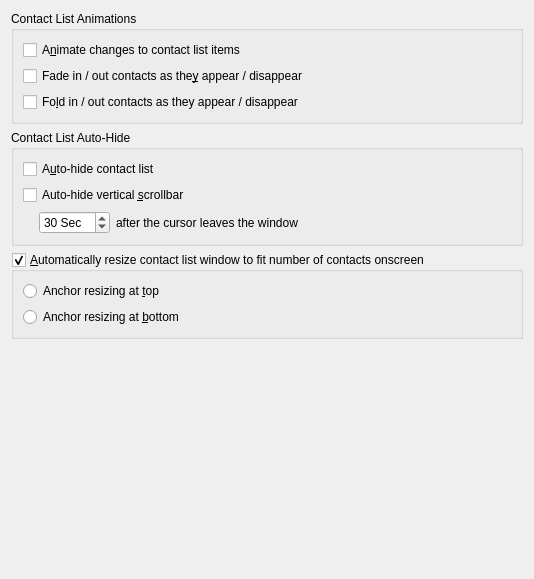
Qt form kopete/config/appearance/appearanceconfig_advanced.ui (KDE/kopete) before a commit.
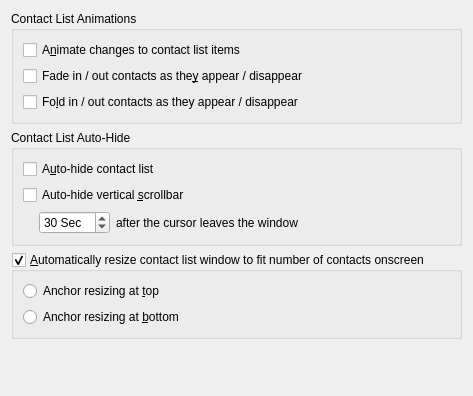
The same form after that commit. Custom widgets are drawn as their Qt base class.

```diff
--- a/kopete/config/appearance/appearanceconfig_advanced.ui
+++ b/kopete/config/appearance/appearanceconfig_advanced.ui
@@ -5,8 +5,8 @@
    <rect>
     <x>0</x>
     <y>0</y>
-    <width>534</width>
-    <height>579</height>
+    <width>423</width>
+    <height>396</height>
    </rect>
   </property>
   <property name="windowTitle" >
@@ -15,42 +15,16 @@
   <layout class="QVBoxLayout" name="verticalLayout_3" >
    <item>
     <widget class="QGroupBox" name="groupBox_3" >
+     <property name="sizePolicy" >
+      <sizepolicy vsizetype="Preferred" hsizetype="Preferred" >
+       <horstretch>0</horstretch>
+       <verstretch>0</verstretch>
+      </sizepolicy>
+     </property>
      <property name="title" >
       <string>Contact List Animations</string>
      </property>
-     <layout class="QGridLayout" >
-      <property name="margin" >
-       <number>9</number>
-      </property>
-      <property name="spacing" >
-       <number>6</number>
-      </property>
-      <item row="2" column="0" >
-       <widget class="QCheckBox" name="kcfg_contactListFolding" >
-        <property name="sizePolicy" >
-         <sizepolicy vsizetype="Fixed" hsizetype="Preferred" >
-          <horstretch>0</horstretch>
-          <verstretch>0</verstretch>
-         </sizepolicy>
-        </property>
-        <property name="text" >
-         <string>Fo&amp;ld in / out contacts as they appear / disappear</string>
-        </property>
-       </widget>
-      </item>
-      <item row="1" column="0" >
-       <widget class="QCheckBox" name="kcfg_contactListFading" >
-        <property name="sizePolicy" >
-         <sizepolicy vsizetype="Fixed" hsizetype="Preferred" >
-          <horstretch>0</horstretch>
-          <verstretch>0</verstretch>
-         </sizepolicy>
-        </property>
-        <property name="text" >
-         <string>Fade in / out contacts as the&amp;y appear / disappear</string>
-        </property>
-       </widget>
-      </item>
+     <layout class="QFormLayout" name="formLayout" >
       <item row="0" column="0" >
        <widget class="QCheckBox" name="kcfg_contactListAnimateChange" >
         <property name="sizePolicy" >
@@ -64,6 +38,32 @@
         </property>
        </widget>
       </item>
+      <item row="1" column="0" >
+       <widget class="QCheckBox" name="kcfg_contactListFading" >
+        <property name="sizePolicy" >
+         <sizepolicy vsizetype="Fixed" hsizetype="Preferred" >
+          <horstretch>0</horstretch>
+          <verstretch>0</verstretch>
+         </sizepolicy>
+        </property>
+        <property name="text" >
+         <string>Fade in / out contacts as the&amp;y appear / disappear</string>
+        </property>
+       </widget>
+      </item>
+      <item row="2" column="0" >
+       <widget class="QCheckBox" name="kcfg_contactListFolding" >
+        <property name="sizePolicy" >
+         <sizepolicy vsizetype="Fixed" hsizetype="Preferred" >
+          <horstretch>0</horstretch>
+          <verstretch>0</verstretch>
+         </sizepolicy>
+        </property>
+        <property name="text" >
+         <string>Fo&amp;ld in / out contacts as they appear / disappear</string>
+        </property>
+       </widget>
+      </item>
      </layout>
     </widget>
    </item>
@@ -72,14 +72,8 @@
      <property name="title" >
       <string>Contact List Auto-Hide</string>
      </property>
-     <layout class="QVBoxLayout" >
-      <property name="spacing" >
-       <number>6</number>
-      </property>
-      <property name="margin" >
-       <number>9</number>
-      </property>
-      <item>
+     <layout class="QFormLayout" name="formLayout_2" >
+      <item row="0" column="0" >
        <widget class="QCheckBox" name="kcfg_contactListAutoHide" >
         <property name="sizePolicy" >
          <sizepolicy vsizetype="Fixed" hsizetype="Preferred" >
@@ -92,7 +86,7 @@
         </property>
        </widget>
       </item>
-      <item>
+      <item row="1" column="0" >
        <widget class="QCheckBox" name="kcfg_contactListAutoHideVScroll" >
         <property name="sizePolicy" >
          <sizepolicy vsizetype="Fixed" hsizetype="Preferred" >
@@ -109,7 +103,7 @@
         </property>
        </widget>
       </item>
-      <item>
+      <item row="2" column="0" >
        <layout class="QHBoxLayout" >
         <property name="spacing" >
          <number>6</number>
```
